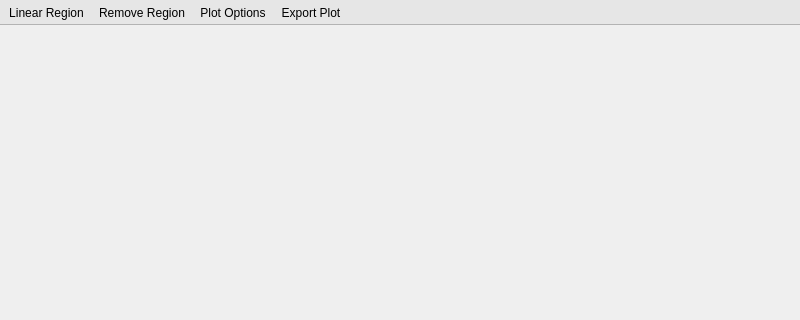
Before: the Qt Designer form specviz/data/ui/plot_window.ui in spacetelescope/specviz, drawn with Qt 5; both pictures show x 0 to 800 and y 0 to 320 of the 800 by 600 pixel window.
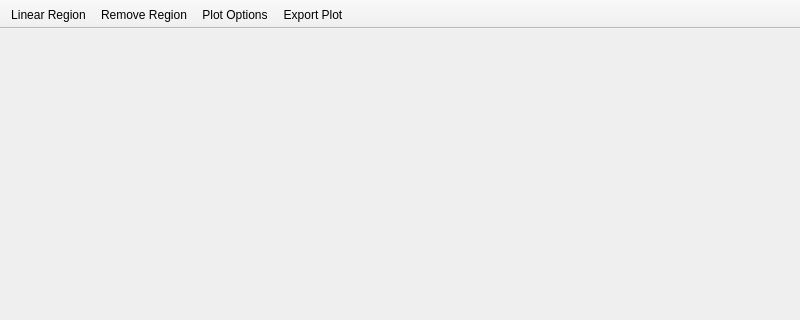
After: the same form once the commit is applied.

Diff of the .ui file:
```diff
--- a/specviz/data/ui/plot_window.ui
+++ b/specviz/data/ui/plot_window.ui
@@ -39,13 +39,6 @@
    <property name="windowTitle">
     <string>Plot Tool Bar</string>
    </property>
-   <property name="styleSheet">
-    <string notr="true">QToolBar {
-	border: none;
-	background: rgb(230, 230, 230);
-	border-bottom: 1px solid rgb(179, 179, 179);
-}</string>
-   </property>
    <property name="movable">
     <bool>false</bool>
    </property>
```
